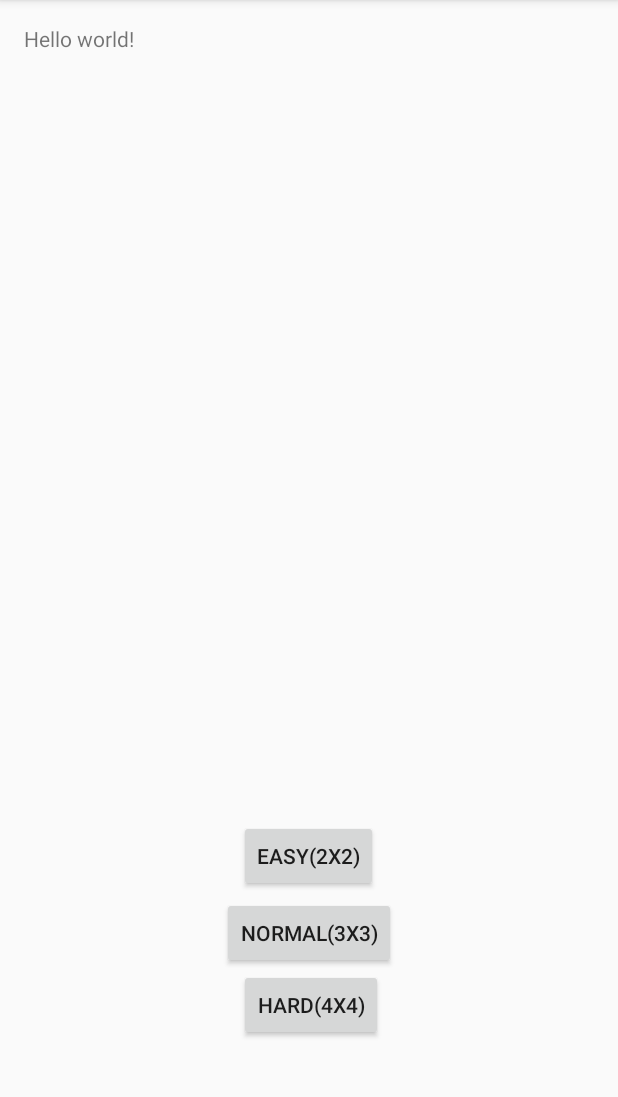
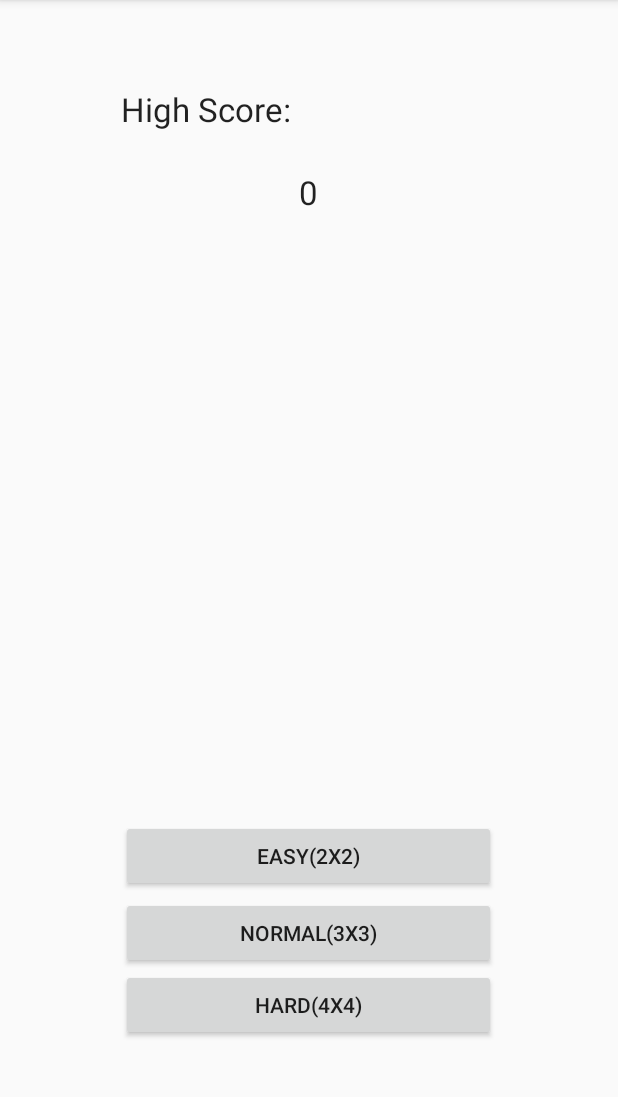
Before and after one commit to toru1055/SoundMemoryGame, an Android app: the screen it shows after launch (MainActivity), on a phone screen of 412 x 824 dp, the part 84-1181 px from its top. Run offline under Robolectric (Android 15) with nearby library versions, the phone set to English and light mode, and no system bars.

Commit message:
Add ScoreRecordDBHelper.class

```diff
--- a/app/src/main/java/jp/thotta/android/soundmemorygame/MainActivity.java
+++ b/app/src/main/java/jp/thotta/android/soundmemorygame/MainActivity.java
@@ -5,6 +5,7 @@ import android.os.Bundle;
 import android.view.Menu;
 import android.view.MenuItem;
 import android.widget.Button;
+import android.widget.TextView;
 
 
 public class MainActivity extends Activity {
@@ -20,6 +21,15 @@ public class MainActivity extends Activity {
         btn_easy.setOnClickListener(new ModeButtonClickListener(2, 2, this));
         btn_normal.setOnClickListener(new ModeButtonClickListener(3, 3, this));
         btn_hard.setOnClickListener(new ModeButtonClickListener(4, 4, this));
+    }
+
+    @Override
+    protected void onResume() {
+        super.onResume();
+        ScoreRecordDBHelper db = new ScoreRecordDBHelper(this);
+        int highScore = db.getHighScore();
+        TextView textHighScore = (TextView) findViewById(R.id.text_high_score);
+        textHighScore.setText(String.valueOf(highScore));
     }
 
 
--- a/app/src/main/java/jp/thotta/android/soundmemorygame/ScoreManager.java
+++ b/app/src/main/java/jp/thotta/android/soundmemorygame/ScoreManager.java
@@ -14,7 +14,7 @@ public class ScoreManager {
     private GameActivity gameActivity;
     private long startTime;
     private long endTime;
-    private long score;
+    private int score;
 
     public ScoreManager(GameActivity gameActivity) {
         this.gameActivity = gameActivity;
@@ -23,6 +23,10 @@ public class ScoreManager {
     public void initialize() {
         this.score = 0;;
         updateView();
+    }
+
+    public int getScore() {
+        return score;
     }
 
     public void startScoring() {
--- /dev/null
+++ b/app/src/main/java/jp/thotta/android/soundmemorygame/ScoreRecordDBHelper.java
@@ -0,0 +1,61 @@
+package jp.thotta.android.soundmemorygame;
+
+import android.content.ContentValues;
+import android.content.Context;
+import android.database.Cursor;
+import android.database.sqlite.SQLiteDatabase;
+import android.database.sqlite.SQLiteOpenHelper;
+
+/**
+ * Created by thotta on 14/11/28.
+ */
+public class ScoreRecordDBHelper extends SQLiteOpenHelper {
+    public ScoreRecordDBHelper(Context context) {
+        super(context, "score_record.db", null, 1);
+    }
+
+    @Override
+    public void onCreate(SQLiteDatabase db) {
+        String SQL = "create table score_record(" +
+                "id INTEGER PRIMARY KEY AUTOINCREMENT," +
+                "score INTEGER" +
+                "created_at DATETIME DEFAULT CURRENT_TIMESTAMP" +
+                ")";
+        db.execSQL(SQL);
+    }
+
+    @Override
+    public void onUpgrade(SQLiteDatabase db, int oldVersion, int newVersion) {
+        //db.execSQL("DROP TABLE IF EXISTS score_record");
+    }
+
+    @Override
+    public void onOpen(SQLiteDatabase db) {
+        // For debug
+        //db.delete("score_record", null, null);
+    }
+
+    public void addGameScore(int score) {
+        ContentValues contentValues = new ContentValues();
+        contentValues.put("score", score);
+        SQLiteDatabase sqLiteDatabase = getReadableDatabase();
+        long pk = sqLiteDatabase.insert("score_record", null, contentValues);
+        sqLiteDatabase.close();
+    }
+
+    public int getHighScore() {
+        SQLiteDatabase db = getReadableDatabase();
+        String[] columns = {"score"};
+        Cursor cursor = db.query("score_record", columns, null, null, null, null, "score DESC", "1");
+        int score = 0;
+        if(cursor != null) {
+            if(cursor.getCount() > 0) {
+                cursor.moveToFirst();
+                score = cursor.getInt(cursor.getColumnIndex("score"));
+            }
+            cursor.close();
+        }
+        db.close();
+        return score;
+    }
+}
--- a/app/src/main/res/layout/activity_main.xml
+++ b/app/src/main/res/layout/activity_main.xml
@@ -5,34 +5,58 @@
     android:paddingTop="@dimen/activity_vertical_margin"
     android:paddingBottom="@dimen/activity_vertical_margin" tools:context=".MainActivity">
 
-    <TextView android:text="@string/hello_world" android:layout_width="wrap_content"
-        android:layout_height="wrap_content" />
+    <TextView
+        android:layout_width="wrap_content"
+        android:layout_height="wrap_content"
+        android:textAppearance="?android:attr/textAppearanceLarge"
+        android:text="High Score:"
+        android:id="@+id/text_label_high_score"
+        android:layout_marginTop="42dp"
+        android:layout_alignParentTop="true"
+        android:layout_alignLeft="@+id/button_easy"
+        android:layout_alignStart="@+id/button_easy" />
+
+    <TextView
+        android:layout_width="wrap_content"
+        android:layout_height="wrap_content"
+        android:textAppearance="?android:attr/textAppearanceLarge"
+        android:text="0"
+        android:id="@+id/text_high_score"
+        android:layout_marginTop="26dp"
+        android:layout_below="@+id/text_label_high_score"
+        android:layout_centerHorizontal="true" />
 
     <Button
-        android:layout_width="wrap_content"
+        android:layout_width="250dp"
         android:layout_height="wrap_content"
         android:text="Easy(2x2)"
         android:id="@+id/button_easy"
         android:layout_marginBottom="157dp"
         android:layout_alignParentBottom="true"
-        android:layout_centerHorizontal="true" />
+        android:layout_centerHorizontal="true"
+        android:layout_weight="1"/>
 
     <Button
-        android:layout_width="wrap_content"
+        android:layout_width="250dp"
         android:layout_height="wrap_content"
         android:text="Normal(3x3)"
         android:id="@+id/button_normal"
         android:layout_marginTop="51dp"
         android:layout_alignTop="@+id/button_easy"
-        android:layout_centerHorizontal="true" />
+        android:layout_centerHorizontal="true"
+        android:layout_weight="1"/>
 
     <Button
-        android:layout_width="wrap_content"
+        android:layout_width="250dp"
         android:layout_height="wrap_content"
         android:text="Hard(4x4)"
         android:id="@+id/button_hard"
         android:layout_below="@+id/button_normal"
         android:layout_alignLeft="@+id/button_easy"
-        android:layout_alignStart="@+id/button_easy" />
+        android:layout_alignStart="@+id/button_easy"
+        android:layout_weight="1"/>
+
+
+
 
 </RelativeLayout>
```
Also changed, not shown: app/src/main/java/jp/thotta/android/soundmemorygame/GameManager.java (+19 -0 lines), app/src/main/res/layout/activity_game.xml (+25 -0 lines).
